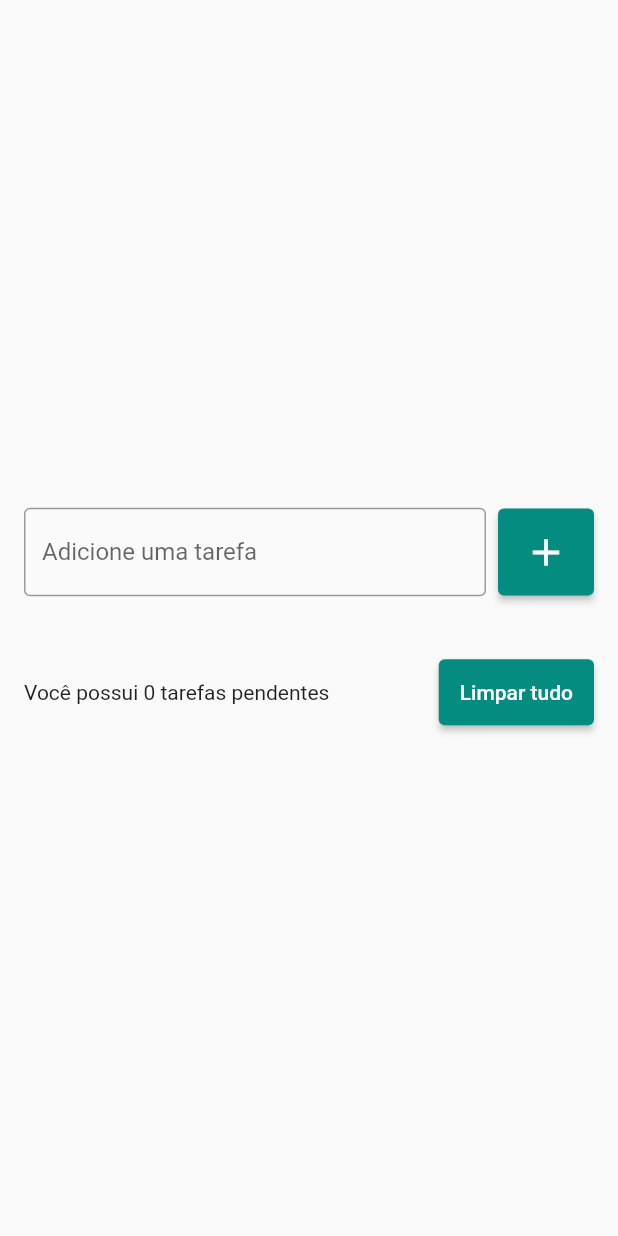
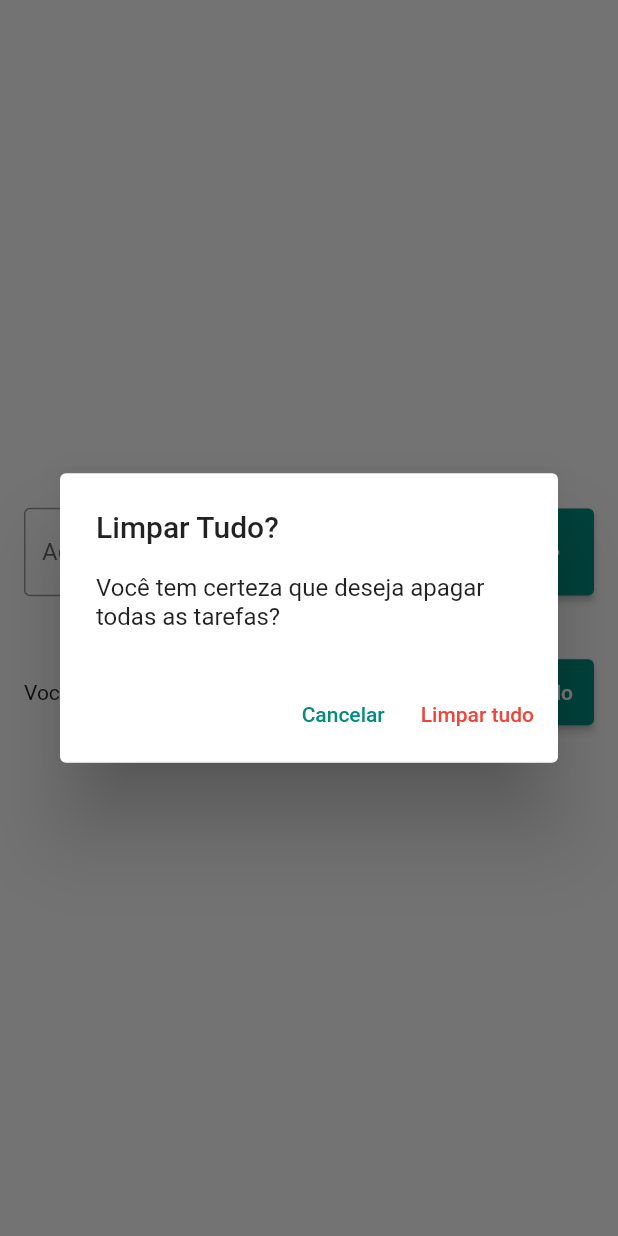
Before and after one commit to matheusoaresilva/todolist, a Flutter app: the screen it shows after launch, after a tap on "Limpar tudo", on a phone screen of 412 x 824 dp. Run offline on Flutter 3.47's test engine with Material 2 defaults, Android fonts, the phone set to English and light mode, and no system bars; our stand-ins replace flutter_slidable.

Commit message:
deleteAllTodos implemented

```diff
--- a/lib/pages/todo_list_page.dart
+++ b/lib/pages/todo_list_page.dart
@@ -13,6 +13,8 @@ class _TodoListPageState extends State<TodoListPage> {
   final TextEditingController todosController = TextEditingController();
 
   List<Todo> todos = [];
+  Todo? deletedTodo;
+  int? deletedTodoPos; // armazenando posicao
 
   @override
   Widget build(BuildContext context) {
@@ -83,7 +85,9 @@ class _TodoListPageState extends State<TodoListPage> {
                       width: 8,
                     ),
                     ElevatedButton(
-                      onPressed: () {},
+                      onPressed: () {
+                        showDeleteTodosConfirmationDialog();
+                      },
                       style: ElevatedButton.styleFrom(
                         backgroundColor: Color(0xff038C7F),
                         padding: const EdgeInsets.all(14), // espaçamento igual
@@ -101,8 +105,59 @@ class _TodoListPageState extends State<TodoListPage> {
   }
 
   void onDelete(Todo todo) {
+    deletedTodo = todo;
+    deletedTodoPos = todos.indexOf(todo);
+
     setState(() {
       todos.remove(todo);
     });
+
+    ScaffoldMessenger.of(context).clearSnackBars();
+    ScaffoldMessenger.of(context).showSnackBar(SnackBar(
+      content: Text(
+        'Tarefa ${todo.title} foi removida com sucesso!',
+        style: TextStyle(
+          color: Color(0xff060708),
+        ),
+      ),
+      backgroundColor: Colors.white,
+      action: SnackBarAction(
+          label: 'Desfazer',
+          textColor: const Color(0xff038C7F),
+          onPressed: () {}),
+    ));
+  }
+
+  void showDeleteTodosConfirmationDialog() {
+    showDialog(
+      context: context,
+      builder: (context) => AlertDialog(
+        title: Text('Limpar Tudo?'),
+        content: Text('Você tem certeza que deseja apagar todas as tarefas?'),
+        actions: [
+          TextButton(
+            onPressed: () {
+              Navigator.of(context).pop();
+            },
+            style: TextButton.styleFrom(foregroundColor: Color(0xff038C7F)),
+            child: Text('Cancelar'),
+          ),
+          TextButton(
+            onPressed: () {
+              Navigator.of(context).pop();
+              deleteAllTodos();
+            },
+            style: TextButton.styleFrom(foregroundColor: Colors.red),
+            child: Text('Limpar tudo'),
+          )
+        ],
+      ),
+    );
+  }
+
+  void deleteAllTodos() {
+    setState(() {
+      todos.clear();
+    });
   }
 }
```
